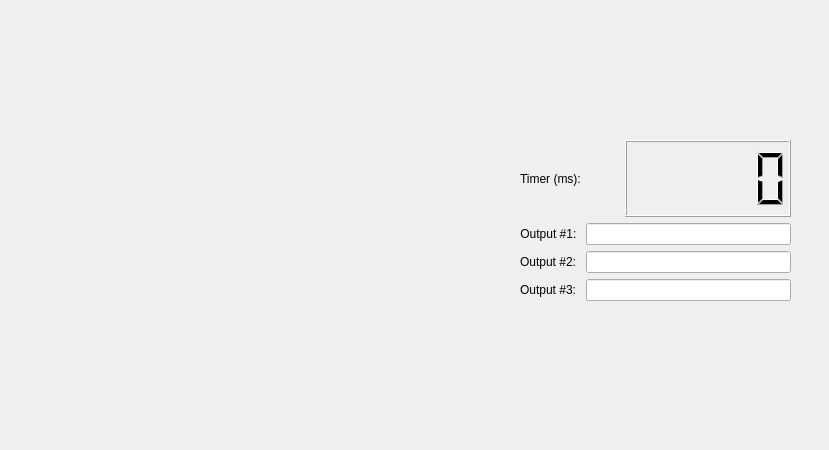
Above: computemain.ui from LyricZhao/MCS before the change. Below: the same form after it.
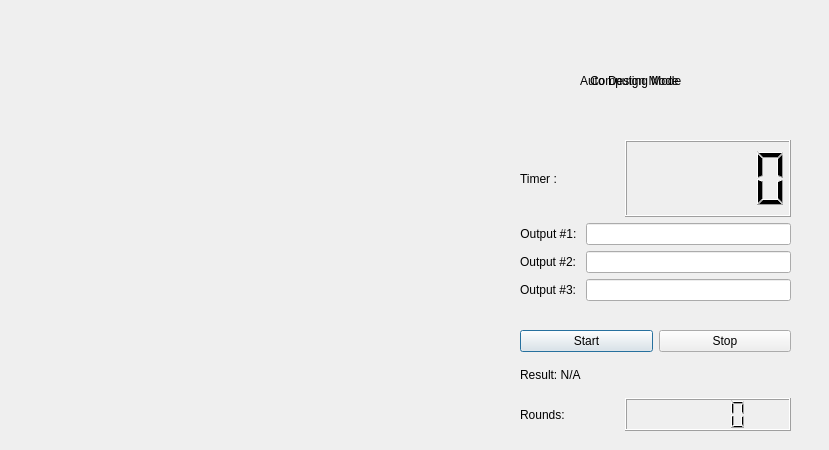
That is the form after the change.

The edit to the form file:
```diff
--- a/computemain.ui
+++ b/computemain.ui
@@ -37,7 +37,7 @@
       <item>
        <widget class="QLabel" name="timerLabel">
         <property name="text">
-         <string>Timer (ms):</string>
+         <string>Timer :</string>
         </property>
        </widget>
       </item>
@@ -124,6 +124,89 @@
     </item>
    </layout>
   </widget>
+  <widget class="QLabel" name="admLabel">
+   <property name="geometry">
+    <rect>
+     <x>580</x>
+     <y>70</y>
+     <width>171</width>
+     <height>21</height>
+    </rect>
+   </property>
+   <property name="styleSheet">
+    <string notr="true">font: 19pt &quot;American Typewriter&quot;;</string>
+   </property>
+   <property name="text">
+    <string>Auto Design Mode</string>
+   </property>
+  </widget>
+  <widget class="QWidget" name="verticalLayoutWidget_2">
+   <property name="geometry">
+    <rect>
+     <x>520</x>
+     <y>330</y>
+     <width>271</width>
+     <height>101</height>
+    </rect>
+   </property>
+   <layout class="QVBoxLayout" name="saLayout">
+    <item>
+     <layout class="QHBoxLayout" name="horizontalLayout_5">
+      <item>
+       <widget class="QPushButton" name="saStart">
+        <property name="text">
+         <string>Start</string>
+        </property>
+       </widget>
+      </item>
+      <item>
+       <widget class="QPushButton" name="saStop">
+        <property name="text">
+         <string>Stop</string>
+        </property>
+       </widget>
+      </item>
+     </layout>
+    </item>
+    <item>
+     <widget class="QLabel" name="resultLabel">
+      <property name="text">
+       <string>Result: N/A</string>
+      </property>
+     </widget>
+    </item>
+    <item>
+     <layout class="QHBoxLayout" name="horizontalLayout_6" stretch="3,5">
+      <item>
+       <widget class="QLabel" name="roundLabel">
+        <property name="text">
+         <string>Rounds:      </string>
+        </property>
+       </widget>
+      </item>
+      <item>
+       <widget class="QLCDNumber" name="roundLCD"/>
+      </item>
+     </layout>
+    </item>
+   </layout>
+  </widget>
+  <widget class="QLabel" name="cmLabel">
+   <property name="geometry">
+    <rect>
+     <x>590</x>
+     <y>70</y>
+     <width>161</width>
+     <height>21</height>
+    </rect>
+   </property>
+   <property name="styleSheet">
+    <string notr="true">font: 18pt &quot;American Typewriter&quot;;</string>
+   </property>
+   <property name="text">
+    <string>Computing Mode</string>
+   </property>
+  </widget>
  </widget>
  <resources/>
  <connections/>
```
